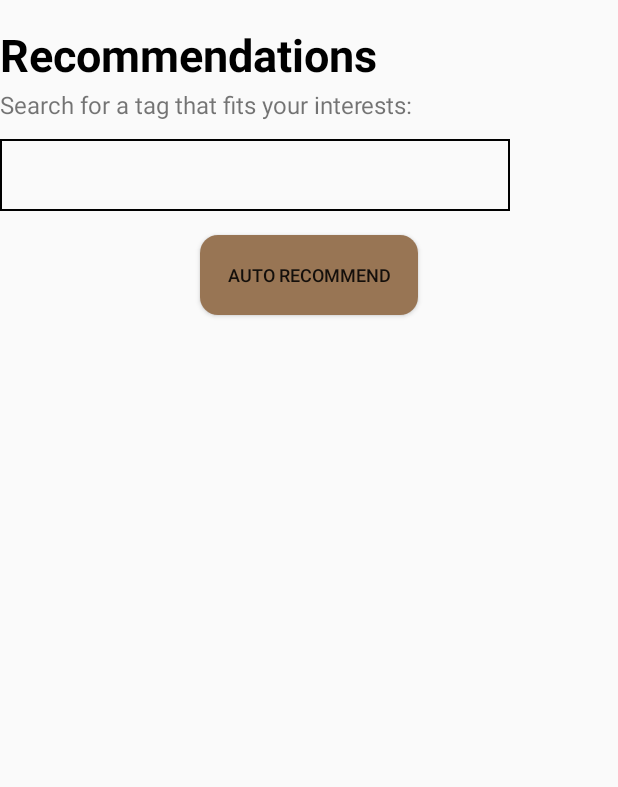
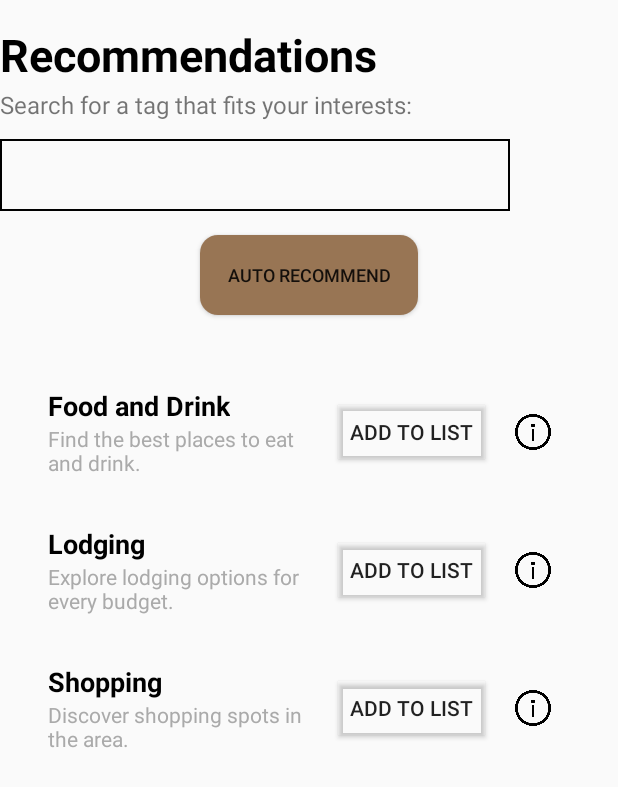
Before and after one commit to Johann-482/Waypoint_Journal__OSM, an Android app built with Jetpack Compose: the SearchActivity screen opened directly, with no data from a screen before it, on a phone screen of 412 x 824 dp. Shown: the top 787 px of the screen. Run offline under Robolectric (Android 15) with nearby library versions, the phone set to English and light mode, and no system bars.

Commit message:
Added RecyclerView for SearchActivity.kt Will add SharedViewModel(shared data) later

```diff
--- a/app/src/main/java/com/example/waypointjournalosm/ChecklistAdapter.kt
+++ b/app/src/main/java/com/example/waypointjournalosm/ChecklistAdapter.kt
@@ -20,18 +20,24 @@ class ChecklistAdapter : RecyclerView.Adapter<ChecklistAdapter.ChecklistViewHold
     }
 
     override fun onCreateViewHolder(parent: ViewGroup, viewType: Int): ChecklistViewHolder {
+        //Shows the layout of the RecyclerView
         val view = LayoutInflater.from(parent.context)
             .inflate(R.layout.checklist_item, parent, false)
         return ChecklistViewHolder(view)
     }
 
     override fun onBindViewHolder(holder: ChecklistViewHolder, position: Int) {
+        //Makes the RecyclerView only show limited CardViews
+        //As the user scrolls up, old CardViews from above will be stored
+        //The new CardViews will be shown from below
         holder.bind(restaurantList[position])
     }
 
     override fun getItemCount(): Int = restaurantList.size
+        //To let the system know how many items needed to be displayed
 
     class ChecklistViewHolder(itemView: View) : RecyclerView.ViewHolder(itemView) {
+        //grabbing the views created from the layout file
         private val restaurantNameTextView: TextView = itemView.findViewById(R.id.restaurantName)
         private val checkbox: CheckBox = itemView.findViewById(R.id.checkbox)
 
--- /dev/null
+++ b/app/src/main/java/com/example/waypointjournalosm/ListAdapter.kt
@@ -0,0 +1,46 @@
+package com.example.waypointjournalosm
+
+import android.view.LayoutInflater
+import android.view.View
+import android.view.ViewGroup
+import android.widget.Button
+import android.widget.ImageView
+import android.widget.TextView
+import androidx.recyclerview.widget.RecyclerView
+
+class CategoryAdapter(
+    private var categoryList: List<RestaurantItem> = emptyList(),
+    private val onAddClick: (RestaurantItem) -> Unit,
+    private val onInfoClick: (RestaurantItem) -> Unit
+) : RecyclerView.Adapter<CategoryAdapter.RestaurantViewHolder>() {
+
+    inner class RestaurantViewHolder(view: View) : RecyclerView.ViewHolder(view) {
+        val restaurantNameList: TextView = view.findViewById(R.id.restaurantNameList)
+        val restaurantMenuList: TextView = view.findViewById(R.id.restaurantMenuList) // Second TextView
+        val addToListButton: Button = view.findViewById(R.id.addToListButton)
+        val infoButton: ImageView = view.findViewById(R.id.infoButton)
+    }
+
+    override fun onCreateViewHolder(parent: ViewGroup, viewType: Int): RestaurantViewHolder {
+        val view = LayoutInflater.from(parent.context)
+            .inflate(R.layout.list_item, parent, false)
+        return RestaurantViewHolder(view)
+    }
+
+    override fun onBindViewHolder(holder: RestaurantViewHolder, position: Int) {
+        val restaurantItem = categoryList[position]
+        holder.restaurantNameList.text = restaurantItem.name
+        holder.restaurantMenuList.text = restaurantItem.rMenu // Bind description text
+
+        // Set click listeners for each button
+        holder.addToListButton.setOnClickListener {
+            onAddClick(restaurantItem)
+        }
+
+        holder.infoButton.setOnClickListener {
+            onInfoClick(restaurantItem)
+        }
+    }
+
+    override fun getItemCount(): Int = categoryList.size
+}
--- /dev/null
+++ b/app/src/main/java/com/example/waypointjournalosm/RestaurantItem.kt
@@ -0,0 +1,6 @@
+package com.example.waypointjournalosm
+
+data class RestaurantItem(
+    val name: String,
+    val rMenu: String
+)
--- a/app/src/main/java/com/example/waypointjournalosm/SearchActivity.kt
+++ b/app/src/main/java/com/example/waypointjournalosm/SearchActivity.kt
@@ -1,14 +1,45 @@
 package com.example.waypointjournalosm
 
-import android.content.Intent
-import android.widget.Button
+import android.os.Bundle
+import android.widget.Toast
+import androidx.appcompat.app.AlertDialog
+import androidx.appcompat.app.AppCompatActivity
+import androidx.recyclerview.widget.LinearLayoutManager
 import androidx.recyclerview.widget.RecyclerView
 
 class SearchActivity : androidx.activity.ComponentActivity() {
-    override fun onCreate(savedInstanceState: android.os.Bundle?) {
+    override fun onCreate(savedInstanceState: Bundle?) {
         super.onCreate(savedInstanceState)
         setContentView(R.layout.search_place)
 
+        val categoryList = listOf(
+            RestaurantItem("Food and Drink", "Find the best places to eat and drink."),
+            RestaurantItem("Lodging", "Explore lodging options for every budget."),
+            RestaurantItem("Shopping", "Discover shopping spots in the area."),
+        )
+
+        val recyclerView = findViewById<RecyclerView>(R.id.listRecyclerView)
+        recyclerView.layoutManager = LinearLayoutManager(this)
+        recyclerView.adapter = CategoryAdapter(categoryList,
+            onAddClick = { item ->
+                Toast.makeText(this, "Add ${item.name} to List", Toast.LENGTH_SHORT).show()
+            },
+            onInfoClick = { item ->
+                showInfoDialog(item)
+            }
+        )
+
 
     }
+    private fun showInfoDialog(item: RestaurantItem) {
+        val dialogBuilder = AlertDialog.Builder(this)
+        dialogBuilder.setMessage("Information about ${item.name}")
+            .setCancelable(true)
+            .setPositiveButton("OK") { dialog, _ ->
+                dialog.dismiss()
+            }
+        val alert = dialogBuilder.create()
+        alert.setTitle("Info")
+        alert.show()
+    }
 }
--- a/app/src/main/res/layout/list_item.xml
+++ b/app/src/main/res/layout/list_item.xml
@@ -1,58 +1,54 @@
 <?xml version="1.0" encoding="utf-8"?>
-<androidx.cardview.widget.CardView xmlns:android="http://schemas.android.com/apk/res/android"
+<LinearLayout
+    xmlns:android="http://schemas.android.com/apk/res/android"
+    xmlns:app="http://schemas.android.com/apk/res-auto"
+    android:orientation="horizontal"
     android:layout_width="match_parent"
     android:layout_height="wrap_content"
-    android:elevation="4dp"
-    android:layout_margin="8dp"
-    android:padding="8dp">
+    android:padding="16dp"
+    android:gravity="center_vertical">
 
     <LinearLayout
-        android:layout_width="match_parent"
+        android:layout_width="0dp"
+        android:layout_weight="1"
         android:layout_height="wrap_content"
-        android:orientation="horizontal"
-        android:gravity="center_vertical"
-        android:weightSum="10">
+        android:orientation="vertical">
 
-        <!-- Left side: Food name and category -->
-        <LinearLayout
-            android:layout_width="0dp"
-            android:layout_height="wrap_content"
-            android:orientation="vertical"
-            android:layout_weight="8">
-
+        <!-- First TextView -->
         <TextView
-                android:id="@+id/foodName"
+            android:id="@+id/restaurantNameList"
             android:layout_width="wrap_content"
             android:layout_height="wrap_content"
-                android:text="Food Name"
+            android:text="Category Name"
             android:textSize="18sp"
-                android:textColor="#000000"
-                android:paddingBottom="4dp" />
+            android:textColor="@android:color/black"
+            android:textStyle="bold" />
 
+        <!-- Second TextView -->
         <TextView
-                android:id="@+id/foodCategory"
+            android:id="@+id/restaurantMenuList"
             android:layout_width="wrap_content"
             android:layout_height="wrap_content"
-                android:text="Food"
+            android:text="Description"
             android:textSize="14sp"
-                android:textColor="#808080" />
+            android:textColor="@android:color/darker_gray" />
     </LinearLayout>
 
-        <!-- Right side: arrow -->
-        <LinearLayout
-            android:layout_width="0dp"
-            android:layout_height="wrap_content"
-            android:layout_weight="2"
-            android:orientation="vertical"
-            android:gravity="center"
-            android:paddingEnd="16dp">
-
-            <ImageView
-                android:id="@+id/heartIcon"
+    <!-- Button Placeholder -->
+    <Button
+        android:id="@+id/addToListButton"
         android:layout_width="wrap_content"
         android:layout_height="wrap_content"
-                android:src="@drawable/right_arrow"
-                android:layout_marginTop="8dp" />
+        android:text="Add to List"
+        android:backgroundTint="@android:color/transparent" />
+
+    <!-- Info Button -->
+    <ImageView
+        android:id="@+id/infoButton"
+        android:layout_width="24dp"
+        android:layout_height="24dp"
+        android:layout_marginStart="16dp"
+        android:src="@drawable/information"
+        android:contentDescription="Information"
+        app:tint="@android:color/black" />
 </LinearLayout>
-    </LinearLayout>
-</androidx.cardview.widget.CardView>
--- a/app/src/main/res/layout/search_place.xml
+++ b/app/src/main/res/layout/search_place.xml
@@ -65,8 +65,9 @@
         android:textSize="12sp" />
 
     <androidx.recyclerview.widget.RecyclerView
-        android:layout_width="match_parent"
-        android:layout_height="wrap_content"
+        android:id="@+id/listRecyclerView"
+        android:layout_width="399dp"
+        android:layout_height="666dp"
         android:layout_below="@id/button"
         android:layout_marginTop="16dp"
         android:padding="16dp" />
```
Also changed, not shown: app/src/main/res/layout/show_map.xml (+4 -4 lines), app/src/main/res/drawable/information.png (added). Lines whose indentation alone changed are shown as unchanged.
